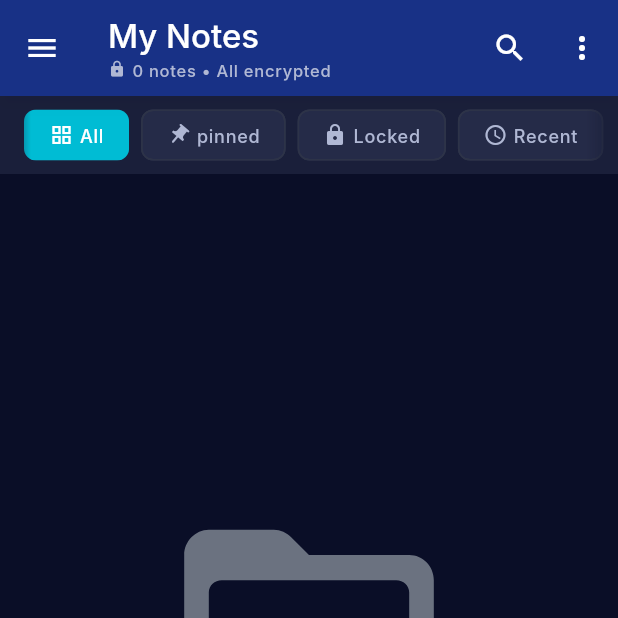
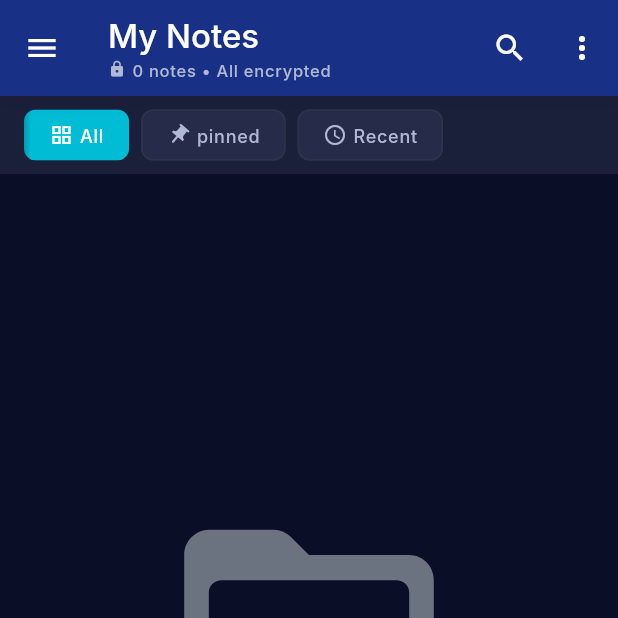
Before and after one commit to PTNepnepTBK/chipernote, a Flutter app: the NotesListScreen screen opened directly, after a tap on the "menu" icon, on a phone screen of 412 x 824 dp, the top half of it. Run offline on Flutter 3.47's test engine with Material 3 defaults, Android fonts, the light colour scheme and no system bars; our stand-ins replace flutter_secure_storage, local_auth, sqflite; missing offline and left inert: encrypt; accounts and stored records are empty; Roboto replaces fonts that are missing (Inter).

Commit message:
delete lock feature

```diff
--- a/lib/features/notes/screens/notes_list_screen.dart
+++ b/lib/features/notes/screens/notes_list_screen.dart
@@ -188,9 +188,6 @@ class _NotesListScreenState extends State<NotesListScreen>
           break;
         case NoteFilter.pinned:
           _filteredNotes = _notes.where((n) => n.ispinned).toList();
-          break;
-        case NoteFilter.locked:
-          _filteredNotes = _notes.where((n) => n.hasIndependentPassword).toList();
           break;
         case NoteFilter.recent:
           _filteredNotes = List.from(_notes)
--- a/lib/features/notes/widgets/filter_chips_bar.dart
+++ b/lib/features/notes/widgets/filter_chips_bar.dart
@@ -5,7 +5,7 @@ import '../../../core/constants/app_text_styles.dart';
 import '../../../core/constants/app_strings.dart';
 import '../../../core/constants/app_durations.dart';
 
-enum NoteFilter { all, pinned, locked, recent }
+enum NoteFilter { all, pinned, recent }
 
 class FilterChipsBar extends StatefulWidget {
   final NoteFilter selectedFilter;
@@ -36,8 +36,7 @@ class _FilterChipsBarState extends State<FilterChipsBar> {
         return AppStrings.filterAll;
       case NoteFilter.pinned:
         return AppStrings.filterpinned;
-      case NoteFilter.locked:
-        return AppStrings.filterLocked;
+
       case NoteFilter.recent:
         return AppStrings.filterRecent;
     }
@@ -49,8 +48,6 @@ class _FilterChipsBarState extends State<FilterChipsBar> {
         return Icons.grid_view;
       case NoteFilter.pinned:
         return Icons.push_pin;
-      case NoteFilter.locked:
-        return Icons.lock;
       case NoteFilter.recent:
         return Icons.access_time;
     }
```
Also changed, not shown: lib/features/notes/screens/note_editor_screen.dart (+8 -27 lines).
